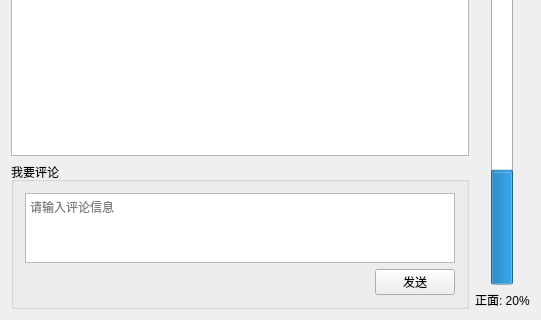
This is JustChat/JustChat/JC_TopicWidget.ui in 23proj/JustChat as Qt 5 draws it before an edit; both pictures show x 0 to 541 and y 190 to 510 of the 541 by 510 pixel window. The edited form follows.
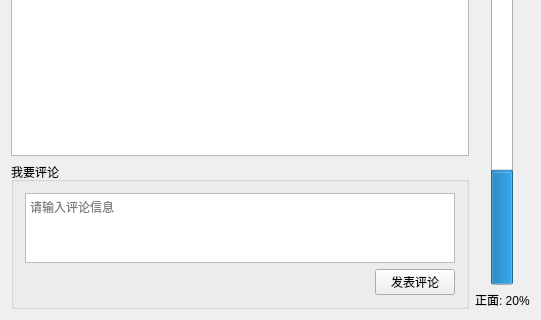
This is the edited form.

What changed in the file:
```diff
--- a/JustChat/JustChat/JC_TopicWidget.ui
+++ b/JustChat/JustChat/JC_TopicWidget.ui
@@ -138,7 +138,7 @@
               <item>
                <widget class="QPushButton" name="pushButton_7">
                 <property name="text">
-                 <string>发送</string>
+                 <string>发表评论</string>
                 </property>
                </widget>
               </item>
```
Left out of the diff: 2 changed lines with no effect on the pictures.
